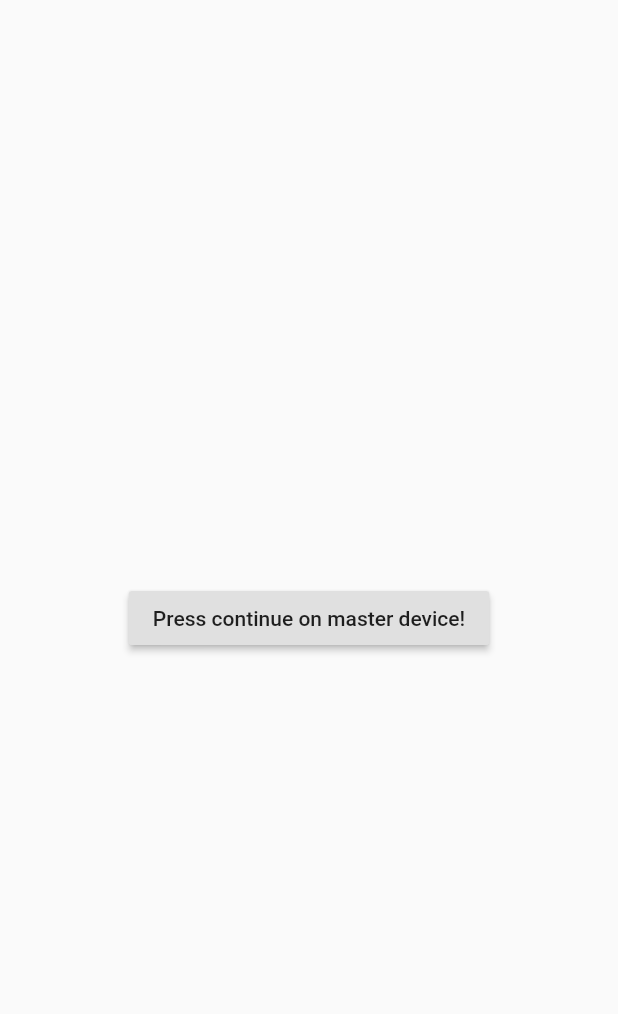
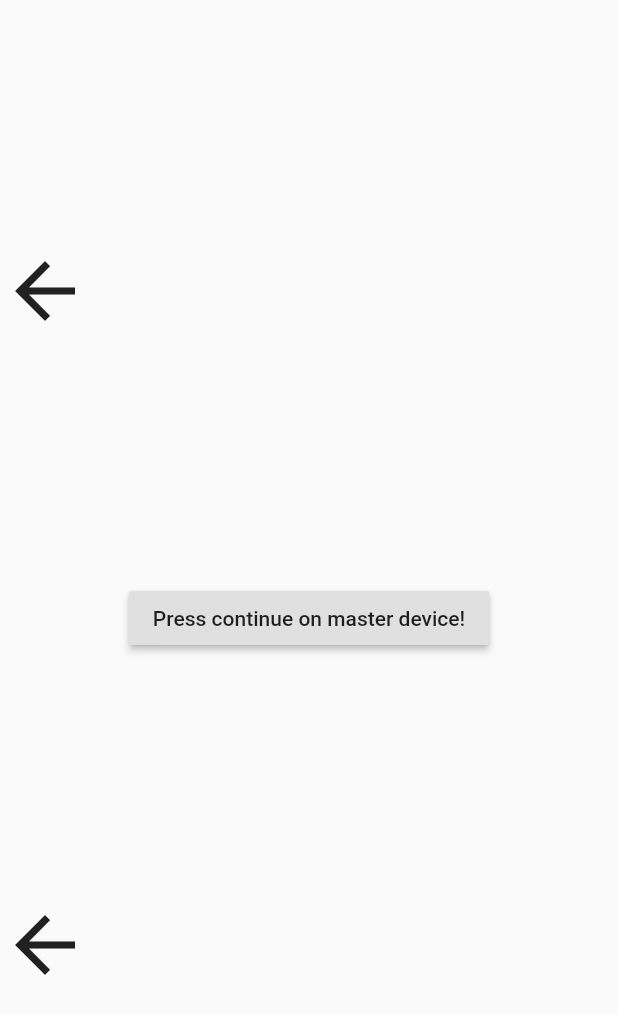
Before and after one commit to Korusuke/Extend, a Flutter app: the AlignScreen screen opened by its route, on a phone screen of 412 x 824 dp. Shown: the top 1014 px of the screen. Run offline on Flutter 3.47's test engine with Material 2 defaults, Android fonts, the phone set to English and light mode, and no system bars; our stand-ins replace avatar_glow, fluttertoast; missing offline and left inert: ping_discover_network, wifi.

Commit message:
Add alignment lines

```diff
--- a/lib/screens/align.dart
+++ b/lib/screens/align.dart
@@ -25,9 +25,7 @@ class _AlignScreenState extends State<AlignScreen> {
     Navigator.pushNamed(context, '/solid');
   }
 
-  _handlePeer() {
-
-  }
+  _handlePeer() {}
 
   @override
   void initState() {
@@ -44,23 +42,36 @@ class _AlignScreenState extends State<AlignScreen> {
     return Scaffold(
         body: Center(
       child: Column(
-          mainAxisAlignment: MainAxisAlignment.center,
+        mainAxisAlignment: MainAxisAlignment.spaceEvenly,
         crossAxisAlignment: CrossAxisAlignment.center,
         children: <Widget>[
+          Align(
+            alignment: globals.amIMaster ? Alignment.centerRight : Alignment.centerLeft,
+            child: Icon(
+              globals.amIMaster ? Icons.arrow_forward : Icons.arrow_back,
+              size: 60
+            ),
+          ),
           RaisedButton(
             onPressed: () async {
               print('AmIMaster: ' + globals.amIMaster.toString());
               if (globals.amIMaster) {
                 print('Master in!');
                 // Navigator.pushNamed(context, '/solid');
-                  _handleMaster();
+                // _handleMaster();
               }
             },
             child: Text(masterText),
-            )
+          ),
+          Align(
+            alignment: globals.amIMaster ? Alignment.centerRight : Alignment.centerLeft,
+            child: Icon(
+              globals.amIMaster ? Icons.arrow_forward : Icons.arrow_back,
+              size: 60
+            ),
+          ),
         ],
       ),
-      )
-    );
+    ));
   }
 }
```
Lines whose indentation alone changed are shown as unchanged.
